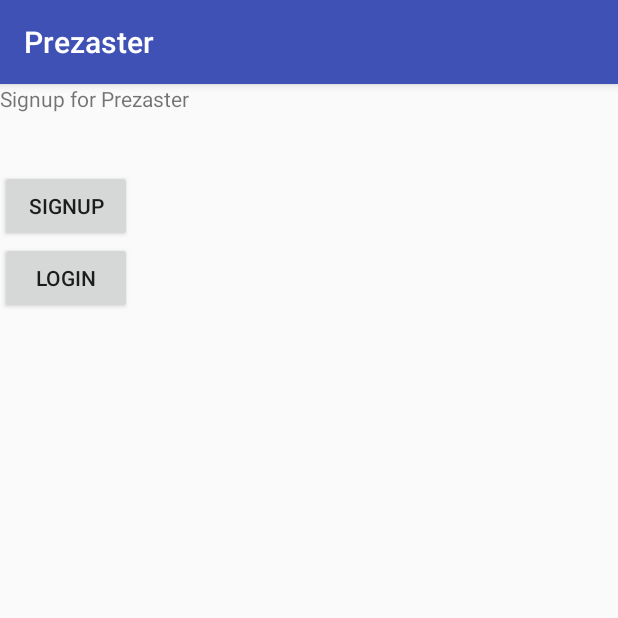
After one commit to keer25/Prezaster, an Android app: the Intro screen opened directly, with no data from a screen before it, on a phone screen of 412 x 824 dp, the top half of it. The commit adds this screen. Run offline under Robolectric (Android 15) with nearby library versions, the phone set to English and light mode, and no system bars.

Commit message:
Intro Page

```diff
--- a/app/src/main/AndroidManifest.xml
+++ b/app/src/main/AndroidManifest.xml
@@ -12,7 +12,6 @@
         android:label="@string/app_name"
         android:supportsRtl="true"
         android:theme="@style/AppTheme">
-
         <meta-data
             android:name="com.parse.APPLICATION_ID"
             android:value="4sqBkerdRaCKVYQ8iRVWLbI8MpVLQCWOLiB3tVMJ" />
@@ -27,6 +26,7 @@
                 <category android:name="android.intent.category.LAUNCHER" />
             </intent-filter>
         </activity>
+        <activity android:name=".Intro"></activity>
     </application>
 
 </manifest>
--- /dev/null
+++ b/app/src/main/java/com/example/keerthana/prezaster/Intro.java
@@ -0,0 +1,15 @@
+package com.example.keerthana.prezaster;
+
+import android.support.v7.app.AppCompatActivity;
+import android.os.Bundle;
+import android.util.Log;
+
+public class Intro extends AppCompatActivity {
+
+    @Override
+    protected void onCreate(Bundle savedInstanceState) {
+        super.onCreate(savedInstanceState);
+        Log.i("Flow", "Reached Intro");
+        setContentView(R.layout.activity_intro);
+    }
+}
--- a/app/src/main/java/com/example/keerthana/prezaster/StarterApplication.java
+++ b/app/src/main/java/com/example/keerthana/prezaster/StarterApplication.java
@@ -21,10 +21,9 @@ public class StarterApplication extends Application {
         // Add your initialization code here
         Parse.initialize(this);
 
-        ParseUser.enableAutomaticUser();
-        ParseACL defaultACL = new ParseACL();
+        //ParseACL defaultACL = new ParseACL();
         // Optionally enable public read access.
         // defaultACL.setPublicReadAccess(true);
-        ParseACL.setDefaultACL(defaultACL, true);
+        //ParseACL.setDefaultACL(defaultACL, true);
     }
 }
--- /dev/null
+++ b/app/src/main/res/layout/activity_intro.xml
@@ -0,0 +1,26 @@
+<?xml version="1.0" encoding="utf-8"?>
+<LinearLayout xmlns:android="http://schemas.android.com/apk/res/android"
+    android:orientation="vertical" android:layout_width="match_parent"
+    android:layout_height="match_parent"
+    android:weightSum="1">
+    <TextView
+        android:layout_width="357dp"
+        android:layout_height="25dp"
+        android:text="@string/AdPrezaster"
+        android:id="@+id/textView"
+        android:layout_weight="0.05" />
+    <Button
+        android:layout_width="wrap_content"
+        android:layout_height="wrap_content"
+        android:text="@string/signup"
+        android:id="@+id/isignup"
+        android:layout_gravity="center_vertical" />
+
+    <Button
+        android:layout_width="wrap_content"
+        android:layout_height="wrap_content"
+        android:text="@string/login"
+        android:id="@+id/ilogin"
+        android:layout_gravity="center_vertical" />
+
+</LinearLayout>
--- a/app/src/main/res/values/strings.xml
+++ b/app/src/main/res/values/strings.xml
@@ -2,5 +2,8 @@
     <string name="app_name">Prezaster</string>
     <string name="parse_app_id">4sqBkerdRaCKVYQ8iRVWLbI8MpVLQCWOLiB3tVMJ</string>
     <string name="parse_client_key">IXTZ3jKRKxc7TsifwKeHmGsSpYqOcVmmpNdpQfmP</string>
+    <string name="signup">SIGNUP</string>
+    <string name="login">LOGIN</string>
+    <string name="AdPrezaster">Signup for Prezaster</string>
 
 </resources>
```
Also changed, not shown: app/src/main/java/com/example/keerthana/prezaster/MainActivity.java (+18 -2 lines), app/src/main/res/layout/activity_main.xml (deleted, +0 -16 lines).
